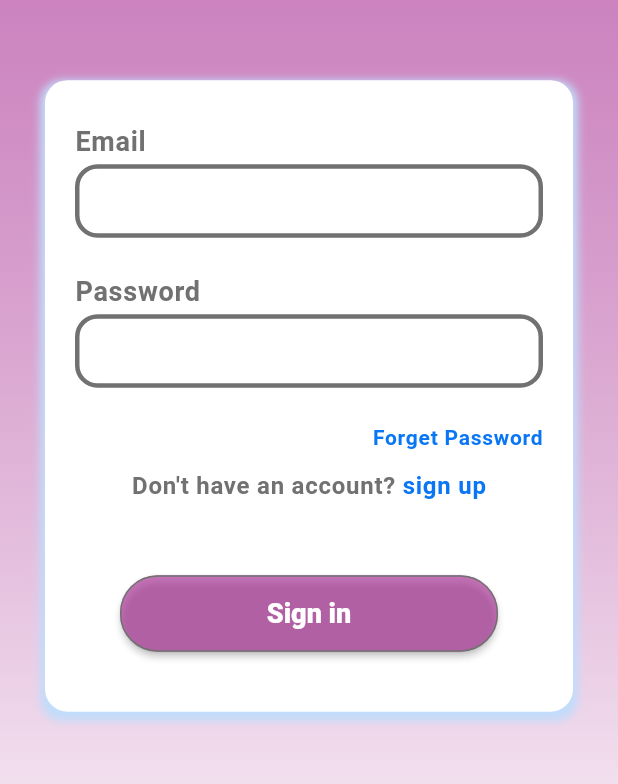
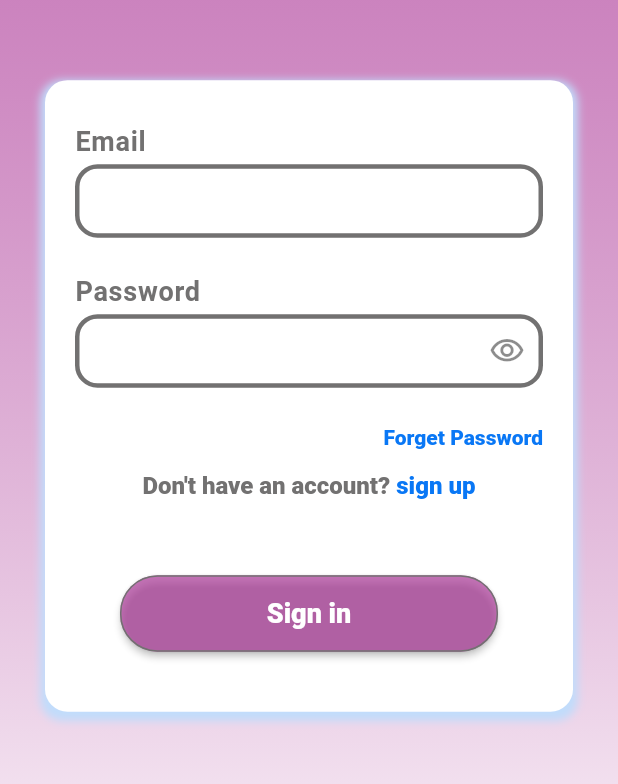
Before and after one commit to YasserBar/Nano-Tech-Cosmetic, a Flutter app: the screen it shows after launch, on a phone screen of 412 x 824 dp, the part 247-1031 px from its top. Run offline on Flutter 3.47's test engine with Material 2 defaults, Android fonts, the phone set to English and light mode, and no system bars; our stand-ins replace dartz, equatable, flutter_bloc, flutter_otp_text_field, flutter_svg, get and 4 more; accounts and stored records are empty; Roboto replaces fonts that are missing (Acme).

Commit message:
update login screen

```diff
--- a/lib/core/constants/app_themes.dart
+++ b/lib/core/constants/app_themes.dart
@@ -68,8 +68,8 @@ abstract class AppThemes {
       // Text, NavBarItems
       bodySmall: GoogleFonts.roboto(
         fontSize: 16,
-        color: AppColors.black,
-        fontWeight: FontWeight.w700,
+        color: AppColors.gray,
+        fontWeight: FontWeight.w800,
       ),
       labelLarge: GoogleFonts.acme(
         fontSize: 18,
--- a/lib/features/auth/presentation/screens/signin_screen.dart
+++ b/lib/features/auth/presentation/screens/signin_screen.dart
@@ -1,30 +1,64 @@
 import 'package:flutter/material.dart';
+import 'package:flutter_bloc/flutter_bloc.dart';
 import 'package:get/get.dart';
 import 'package:nano_tech_cosmetic/core/constants/app_colors.dart';
+import 'package:nano_tech_cosmetic/core/constants/app_enums.dart';
 import 'package:nano_tech_cosmetic/core/constants/app_pages_root.dart';
+import 'package:nano_tech_cosmetic/core/helpers/widgets_utils.dart';
+import 'package:nano_tech_cosmetic/features/auth/domain/entities/login_entity.dart';
+import 'package:nano_tech_cosmetic/features/auth/presentation/bloc/auth_bloc.dart';
 import 'package:nano_tech_cosmetic/features/auth/presentation/widgets/background_auth.dart';
 import 'package:nano_tech_cosmetic/features/auth/presentation/widgets/custom_button_auth.dart';
 import 'package:nano_tech_cosmetic/features/auth/presentation/widgets/custom_text_field.dart';
+import 'package:nano_tech_cosmetic/injection_countainer.dart' as di;
 
 class SignInScreen extends StatelessWidget {
-  const SignInScreen({super.key});
+  final TextEditingController emailController = TextEditingController();
+  final TextEditingController passwordController = TextEditingController();
+
+  SignInScreen({super.key});
 
   @override
   Widget build(BuildContext context) {
-    return Scaffold(
-      body: BackgroundAuth(
+    return BlocProvider(
+      create: (context) => di.sl<AuthBloc>(),
+      child: Scaffold(
+        body: BlocConsumer<AuthBloc, AuthState>(
+          listener: (context, state) {
+            if (state is FailureAuthState) {
+              WidgetsUtils.showSnackBar(
+                title: "Failure",
+                message: state.message,
+                snackBarType: SnackBarType.error,
+              );
+            } else if (state is SuccessLoginState) {
+              Get.toNamed(AppPagesRoutes.mainScreen);
+              WidgetsUtils.showSnackBar(
+                title: "Success",
+                message: state.message,
+                snackBarType: SnackBarType.info,
+              );
+            }
+          },
+          builder: (context, state) {
+            if (state is LoadingAuthState) {
+              return const CircularProgressIndicator();
+            }
+            return BackgroundAuth(
               child: Column(
                 children: [
-            const CustomTextField(
+                  CustomTextField(
                     labelText: "Email",
                     inputType: TextInputType.emailAddress,
+                    controller: emailController,
                   ),
                   const SizedBox(
                     height: 25,
                   ),
-            const CustomTextField(
+                  CustomTextField(
                     labelText: "Password",
                     isObscureText: true,
+                    controller: passwordController,
                   ),
                   const SizedBox(
                     height: 25,
@@ -36,12 +70,11 @@ class SignInScreen extends StatelessWidget {
                         onTap: () {
                           Get.toNamed(AppPagesRoutes.forgetPasswordScreen);
                         },
-                  child: const Text(
+                        child: Text(
                           "Forget Password",
-                    style: TextStyle(
-                      fontSize: 14,
+                          style: Theme.of(context).textTheme.bodySmall!.copyWith(
                             color: AppColors.secondary,
-                      fontWeight: FontWeight.w600,
+                            fontSize: 14
                           ),
                         ),
                       ),
@@ -53,24 +86,19 @@ class SignInScreen extends StatelessWidget {
                   Row(
                     mainAxisAlignment: MainAxisAlignment.center,
                     children: [
-                const Text(
+                      Text(
                         "Don't have an account? ",
-                  style: TextStyle(
-                    fontSize: 16,
-                    color: AppColors.gray,
-                    fontWeight: FontWeight.w600,
-                  ),
+                        style: Theme.of(context).textTheme.bodySmall,
                       ),
                       InkWell(
                         onTap: () {
                           Get.toNamed(AppPagesRoutes.chooseGardScreen);
                         },
-                  child: const Text(
+                        child: Text(
                           "sign up",
-                    style: TextStyle(
-                      fontSize: 16,
+                          style:
+                              Theme.of(context).textTheme.bodySmall!.copyWith(
                                     color: AppColors.secondary,
-                      fontWeight: FontWeight.w600,
                                   ),
                         ),
                       ),
@@ -82,11 +110,22 @@ class SignInScreen extends StatelessWidget {
                   CustomButtonAuth(
                     text: "Sign in",
                     onPressed: () {
+                      // BlocProvider.of<AuthBloc>(context).add(
+                      //   LoginEvent(
+                      //     Login(
+                      //       email: emailController.text,
+                      //       password: passwordController.text,
+                      //     ),
+                      //   ),
+                      // );
                       Get.toNamed(AppPagesRoutes.mainScreen);
                     },
                   ),
                 ],
               ),
+            );
+          },
+        ),
       ),
     );
   }
--- a/lib/features/auth/presentation/widgets/custom_text_field.dart
+++ b/lib/features/auth/presentation/widgets/custom_text_field.dart
@@ -1,11 +1,12 @@
 import 'package:flutter/material.dart';
 import 'package:nano_tech_cosmetic/core/constants/app_colors.dart';
 
-class CustomTextField extends StatelessWidget {
+class CustomTextField extends StatefulWidget {
   final String labelText;
   final bool isObscureText;
   final bool isTextArea;
   final TextInputType inputType;
+  final TextEditingController? controller;
 
   const CustomTextField({
     Key? key,
@@ -13,7 +14,15 @@ class CustomTextField extends StatelessWidget {
     this.isObscureText = false,
     this.isTextArea = false,
     this.inputType = TextInputType.text,
+    this.controller,
   }) : super(key: key);
+
+  @override
+  State<CustomTextField> createState() => _CustomTextFieldState();
+}
+
+class _CustomTextFieldState extends State<CustomTextField> {
+  bool isVisibleText = false;
 
   @override
   Widget build(BuildContext context) {
@@ -21,7 +30,7 @@ class CustomTextField extends StatelessWidget {
       crossAxisAlignment: CrossAxisAlignment.start,
       children: [
         Text(
-          labelText,
+          widget.labelText,
           style: const TextStyle(
             fontSize: 18,
             color: AppColors.gray,
@@ -32,8 +41,21 @@ class CustomTextField extends StatelessWidget {
           height: 5,
         ),
         TextFormField(
+          controller: widget.controller,
           decoration: InputDecoration(
             filled: false,
+            suffixIcon: widget.isObscureText
+                ? IconButton(
+                    onPressed: () {
+                      setState(() {
+                        isVisibleText = !isVisibleText;
+                      });
+                    },
+                    icon: isVisibleText
+                        ? const Icon(Icons.visibility_off_outlined)
+                        : const Icon(Icons.visibility_outlined),
+                  )
+                : null,
             enabledBorder: OutlineInputBorder(
               borderRadius: BorderRadius.circular(15),
               borderSide: const BorderSide(
@@ -50,10 +72,10 @@ class CustomTextField extends StatelessWidget {
             ),
             contentPadding: const EdgeInsets.all(15),
           ),
-          keyboardType: inputType,
-          obscureText: isObscureText,
-          maxLines: isTextArea ? 7 : 1,
-          minLines: isTextArea ? 5 : 1,
+          keyboardType: widget.inputType,
+          obscureText: widget.isObscureText && ! isVisibleText,
+          maxLines: widget.isTextArea ? 7 : 1,
+          minLines: widget.isTextArea ? 5 : 1,
         ),
       ],
     );
--- a/lib/main.dart
+++ b/lib/main.dart
@@ -4,6 +4,7 @@ import 'package:get/get.dart';
 import 'package:nano_tech_cosmetic/core/constants/app_pages_root.dart';
 import 'package:nano_tech_cosmetic/core/constants/app_themes.dart';
 import 'package:nano_tech_cosmetic/features/auth/domain/entities/user_entity.dart';
+import 'package:nano_tech_cosmetic/injection_countainer.dart' as di;
 
 
 User? globalUser;
@@ -14,7 +15,7 @@ void main() async {
   SystemChrome.setPreferredOrientations(
       [DeviceOrientation.portraitUp, DeviceOrientation.portraitDown]);
   // FlutterNativeSplash.preserve(widgetsBinding: widgetsBinding);
-  // await di.init();
+  await di.init();
   runApp(const MyApp());
 }
 
```
Also changed, not shown: lib/injection_countainer.dart (+49 -45 lines). Lines whose indentation alone changed are shown as unchanged.
